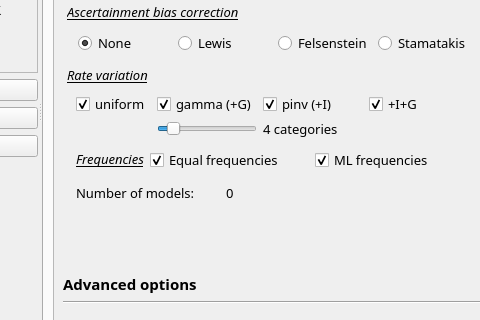
Before: the Qt Designer form src/gui2/xmodeltestfancy.ui in ddarriba/modeltest, drawn with Qt 5; both pictures show x 321 to 801 and y 265 to 585 of the 1178 by 737 pixel window.
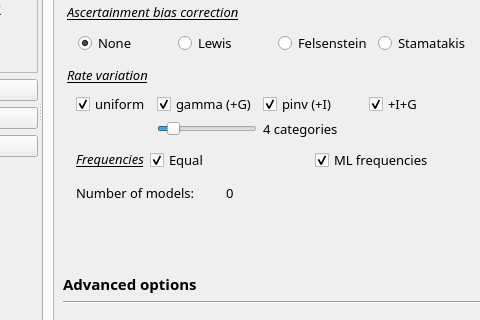
After: the same form once the commit is applied. The open tabs and pages were chosen to show the change. Icons and pictures are not drawn.

Commit message: added missing GUI actions

Patch:
```diff
--- a/src/gui2/xmodeltestfancy.ui
+++ b/src/gui2/xmodeltestfancy.ui
@@ -1854,7 +1854,7 @@
                                <string>&lt;html&gt;&lt;head/&gt;&lt;body&gt;&lt;p&gt;Include models with equal (DNA) or model defined (amino acid) frequencies&lt;/p&gt;&lt;/body&gt;&lt;/html&gt;</string>
                               </property>
                               <property name="text">
-                               <string>Equal frequencies</string>
+                               <string>Equal</string>
                               </property>
                               <property name="checked">
                                <bool>true</bool>
```
Left out of the diff: 2 changed lines with no effect on the pictures. The commit also changes 4 other files.
